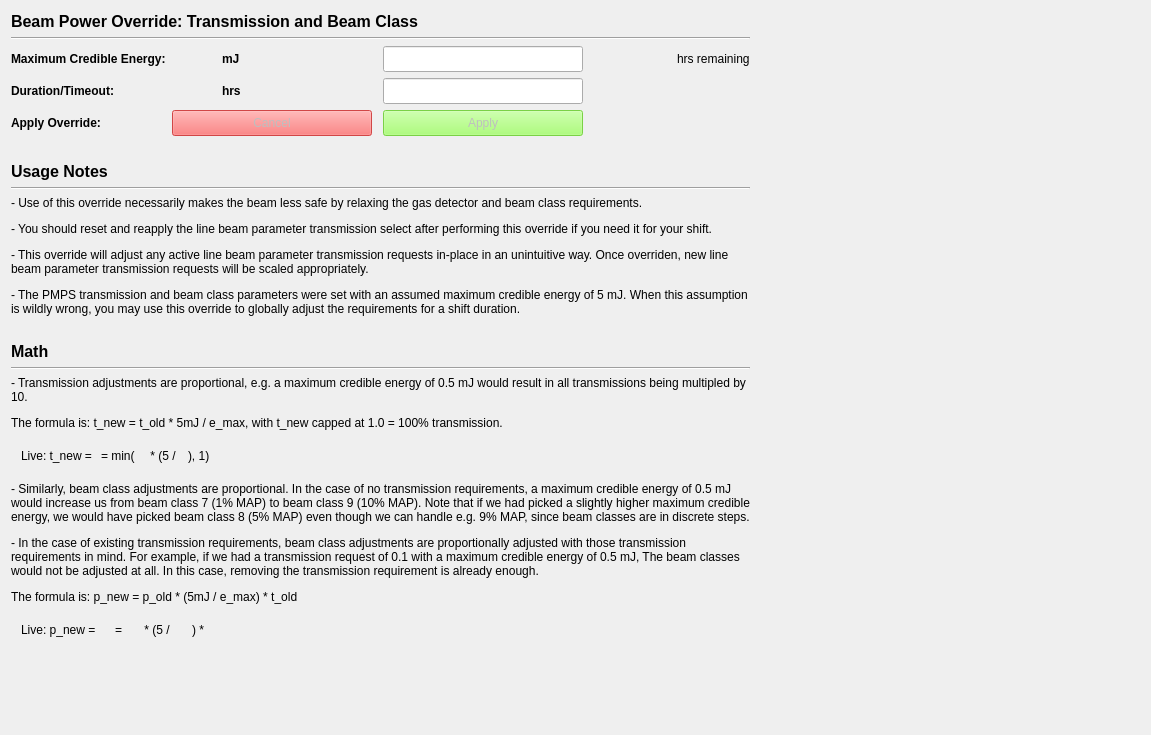
Above: pmpsui/ui/trans_override.ui from pcdshub/pmps-ui before the change. Below: the same form after it.
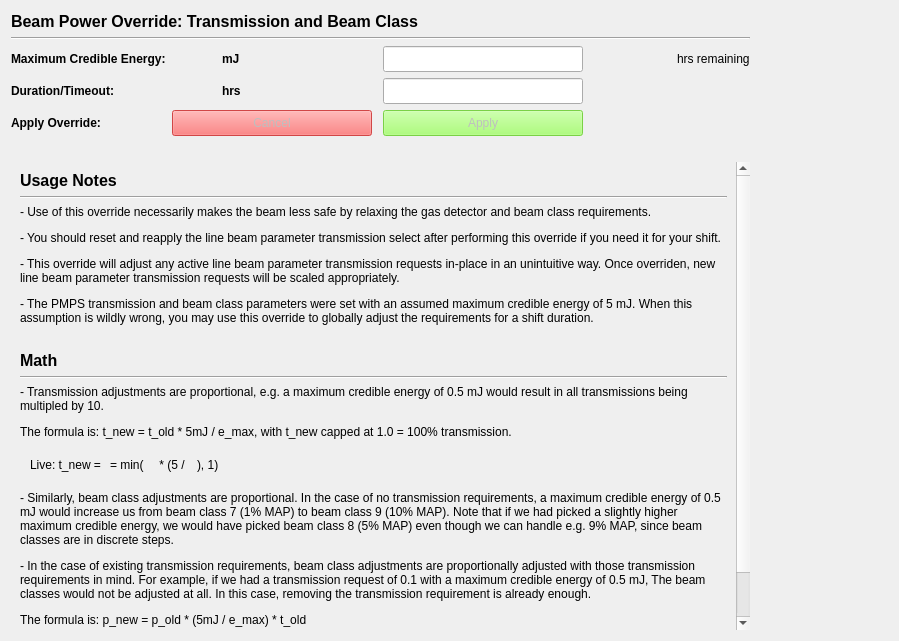
That is the form after the change. Custom widgets are drawn as their Qt base class.

Commit message: ENH: scrollbar

```diff
--- a/pmpsui/ui/trans_override.ui
+++ b/pmpsui/ui/trans_override.ui
@@ -6,8 +6,8 @@
    <rect>
     <x>0</x>
     <y>0</y>
-    <width>1151</width>
-    <height>735</height>
+    <width>899</width>
+    <height>641</height>
    </rect>
   </property>
   <property name="windowTitle">
@@ -31,23 +31,6 @@
      </property>
     </widget>
    </item>
-   <item row="10" column="0">
-    <widget class="QLabel" name="label_32">
-     <property name="font">
-      <font>
-       <pointsize>12</pointsize>
-       <weight>75</weight>
-       <bold>true</bold>
-      </font>
-     </property>
-     <property name="toolTip">
-      <string/>
-     </property>
-     <property name="text">
-      <string>Math</string>
-     </property>
-    </widget>
-   </item>
    <item row="2" column="2">
     <widget class="PyDMLineEdit" name="jf_cred_energy_set">
      <property name="sizePolicy">
@@ -94,59 +77,6 @@
      </property>
     </widget>
    </item>
-   <item row="6" column="0">
-    <widget class="QLabel" name="label_31">
-     <property name="font">
-      <font>
-       <pointsize>12</pointsize>
-       <weight>75</weight>
-       <bold>true</bold>
-      </font>
-     </property>
-     <property name="toolTip">
-      <string/>
-     </property>
-     <property name="text">
-      <string>Usage Notes</string>
-     </property>
-    </widget>
-   </item>
-   <item row="17" column="0">
-    <spacer name="verticalSpacer">
-     <property name="orientation">
-      <enum>Qt::Vertical</enum>
-     </property>
-     <property name="sizeHint" stdset="0">
-      <size>
-       <width>20</width>
-       <height>40</height>
-      </size>
-     </property>
-    </spacer>
-   </item>
-   <item row="9" column="0">
-    <spacer name="horizontalSpacer_6">
-     <property name="orientation">
-      <enum>Qt::Horizontal</enum>
-     </property>
-     <property name="sizeType">
-      <enum>QSizePolicy::Fixed</enum>
-     </property>
-     <property name="sizeHint" stdset="0">
-      <size>
-       <width>40</width>
-       <height>20</height>
-      </size>
-     </property>
-    </spacer>
-   </item>
-   <item row="7" column="0" colspan="4">
-    <widget class="Line" name="line_2">
-     <property name="orientation">
-      <enum>Qt::Horizontal</enum>
-     </property>
-    </widget>
-   </item>
    <item row="4" column="0">
     <widget class="QLabel" name="label_24">
      <property name="font">
@@ -163,13 +93,6 @@
      </property>
     </widget>
    </item>
-   <item row="12" column="0" colspan="4">
-    <widget class="Line" name="line_3">
-     <property name="orientation">
-      <enum>Qt::Horizontal</enum>
-     </property>
-    </widget>
-   </item>
    <item row="0" column="4">
     <spacer name="horizontalSpacer">
      <property name="orientation">
@@ -271,16 +194,6 @@
      </item>
     </layout>
    </item>
-   <item row="13" column="0" colspan="4">
-    <widget class="QLabel" name="label_2">
-     <property name="text">
-      <string>&lt;html&gt;&lt;head/&gt;&lt;body&gt;&lt;p&gt;- Transmission adjustments are proportional, e.g. a maximum credible energy of 0.5 mJ would result in all transmissions being multipled by 10.&lt;/p&gt;&lt;p&gt;The formula is: t_new = t_old * 5mJ / e_max, with t_new capped at 1.0 = 100% transmission.&lt;/p&gt;&lt;/body&gt;&lt;/html&gt;</string>
-     </property>
-     <property name="wordWrap">
-      <bool>true</bool>
-     </property>
-    </widget>
-   </item>
    <item row="3" column="1">
     <layout class="QHBoxLayout" name="horizontalLayout_9">
      <property name="spacing">
@@ -369,32 +282,6 @@
      </item>
     </layout>
    </item>
-   <item row="15" column="0" colspan="4">
-    <widget class="QLabel" name="label_3">
-     <property name="text">
-      <string>&lt;html&gt;&lt;head/&gt;&lt;body&gt;&lt;p&gt;- Similarly, beam class adjustments are proportional. In the case of no transmission requirements, a maximum credible energy of 0.5 mJ would increase us from beam class 7 (1% MAP) to beam class 9 (10% MAP). Note that if we had picked a slightly higher maximum credible energy, we would have picked beam class 8 (5% MAP) even though we can handle e.g. 9% MAP, since beam classes are in discrete steps.&lt;/p&gt;&lt;p&gt;- In the case of existing transmission requirements, beam class adjustments are proportionally adjusted with those transmission requirements in mind. For example, if we had a transmission request of 0.1 with a maximum credible energy of 0.5 mJ, The beam classes would not be adjusted at all. In this case, removing the transmission requirement is already enough.&lt;/p&gt;&lt;p&gt;The formula is: p_new = p_old * (5mJ / e_max) * t_old&lt;/p&gt;&lt;/body&gt;&lt;/html&gt;</string>
-     </property>
-     <property name="wordWrap">
-      <bool>true</bool>
-     </property>
-    </widget>
-   </item>
-   <item row="5" column="0">
-    <spacer name="horizontalSpacer_5">
-     <property name="orientation">
-      <enum>Qt::Horizontal</enum>
-     </property>
-     <property name="sizeType">
-      <enum>QSizePolicy::Fixed</enum>
-     </property>
-     <property name="sizeHint" stdset="0">
-      <size>
-       <width>40</width>
-       <height>20</height>
-      </size>
-     </property>
-    </spacer>
-   </item>
    <item row="1" column="0" colspan="4">
     <widget class="Line" name="line">
      <property name="orientation">
@@ -651,7 +538,118 @@
      </property>
     </widget>
    </item>
-   <item row="14" column="0" colspan="4">
+   <item row="8" column="0" colspan="4">
+    <widget class="QScrollArea" name="scrollArea">
+     <property name="frameShape">
+      <enum>QFrame::NoFrame</enum>
+     </property>
+     <property name="frameShadow">
+      <enum>QFrame::Plain</enum>
+     </property>
+     <property name="lineWidth">
+      <number>0</number>
+     </property>
+     <property name="horizontalScrollBarPolicy">
+      <enum>Qt::ScrollBarAlwaysOff</enum>
+     </property>
+     <property name="widgetResizable">
+      <bool>true</bool>
+     </property>
+     <widget class="QWidget" name="scrollAreaWidgetContents_2">
+      <property name="geometry">
+       <rect>
+        <x>0</x>
+        <y>0</y>
+        <width>1097</width>
+        <height>507</height>
+       </rect>
+      </property>
+      <layout class="QVBoxLayout" name="verticalLayout">
+       <item>
+        <widget class="QLabel" name="label_31">
+         <property name="font">
+          <font>
+           <pointsize>12</pointsize>
+           <weight>75</weight>
+           <bold>true</bold>
+          </font>
+         </property>
+         <property name="toolTip">
+          <string/>
+         </property>
+         <property name="text">
+          <string>Usage Notes</string>
+         </property>
+        </widget>
+       </item>
+       <item>
+        <widget class="Line" name="line_2">
+         <property name="orientation">
+          <enum>Qt::Horizontal</enum>
+         </property>
+        </widget>
+       </item>
+       <item>
+        <widget class="QLabel" name="label">
+         <property name="text">
+          <string>&lt;html&gt;&lt;head/&gt;&lt;body&gt;&lt;p&gt;- Use of this override necessarily makes the beam less safe by relaxing the gas detector and beam class requirements.&lt;/p&gt;&lt;p&gt;- You should reset and reapply the line beam parameter transmission select after performing this override if you need it for your shift.&lt;/p&gt;&lt;p&gt;- This override will adjust any active line beam parameter transmission requests in-place in an unintuitive way. Once overriden, new line beam parameter transmission requests will be scaled appropriately.&lt;/p&gt;&lt;p&gt;- The PMPS transmission and beam class parameters were set with an assumed maximum credible energy of 5 mJ. When this assumption is wildly wrong, you may use this override to globally adjust the requirements for a shift duration.&lt;/p&gt;&lt;/body&gt;&lt;/html&gt;</string>
+         </property>
+         <property name="wordWrap">
+          <bool>true</bool>
+         </property>
+        </widget>
+       </item>
+       <item>
+        <spacer name="horizontalSpacer_6">
+         <property name="orientation">
+          <enum>Qt::Horizontal</enum>
+         </property>
+         <property name="sizeType">
+          <enum>QSizePolicy::Fixed</enum>
+         </property>
+         <property name="sizeHint" stdset="0">
+          <size>
+           <width>40</width>
+           <height>20</height>
+          </size>
+         </property>
+        </spacer>
+       </item>
+       <item>
+        <widget class="QLabel" name="label_32">
+         <property name="font">
+          <font>
+           <pointsize>12</pointsize>
+           <weight>75</weight>
+           <bold>true</bold>
+          </font>
+         </property>
+         <property name="toolTip">
+          <string/>
+         </property>
+         <property name="text">
+          <string>Math</string>
+         </property>
+        </widget>
+       </item>
+       <item>
+        <widget class="Line" name="line_3">
+         <property name="orientation">
+          <enum>Qt::Horizontal</enum>
+         </property>
+        </widget>
+       </item>
+       <item>
+        <widget class="QLabel" name="label_2">
+         <property name="text">
+          <string>&lt;html&gt;&lt;head/&gt;&lt;body&gt;&lt;p&gt;- Transmission adjustments are proportional, e.g. a maximum credible energy of 0.5 mJ would result in all transmissions being multipled by 10.&lt;/p&gt;&lt;p&gt;The formula is: t_new = t_old * 5mJ / e_max, with t_new capped at 1.0 = 100% transmission.&lt;/p&gt;&lt;/body&gt;&lt;/html&gt;</string>
+         </property>
+         <property name="wordWrap">
+          <bool>true</bool>
+         </property>
+        </widget>
+       </item>
+       <item>
     <layout class="QHBoxLayout" name="horizontalLayout">
      <property name="spacing">
       <number>1</number>
@@ -825,7 +823,17 @@
      </item>
     </layout>
    </item>
-   <item row="16" column="0" colspan="4">
+       <item>
+        <widget class="QLabel" name="label_3">
+         <property name="text">
+          <string>&lt;html&gt;&lt;head/&gt;&lt;body&gt;&lt;p&gt;- Similarly, beam class adjustments are proportional. In the case of no transmission requirements, a maximum credible energy of 0.5 mJ would increase us from beam class 7 (1% MAP) to beam class 9 (10% MAP). Note that if we had picked a slightly higher maximum credible energy, we would have picked beam class 8 (5% MAP) even though we can handle e.g. 9% MAP, since beam classes are in discrete steps.&lt;/p&gt;&lt;p&gt;- In the case of existing transmission requirements, beam class adjustments are proportionally adjusted with those transmission requirements in mind. For example, if we had a transmission request of 0.1 with a maximum credible energy of 0.5 mJ, The beam classes would not be adjusted at all. In this case, removing the transmission requirement is already enough.&lt;/p&gt;&lt;p&gt;The formula is: p_new = p_old * (5mJ / e_max) * t_old&lt;/p&gt;&lt;/body&gt;&lt;/html&gt;</string>
+         </property>
+         <property name="wordWrap">
+          <bool>true</bool>
+         </property>
+        </widget>
+       </item>
+       <item>
     <layout class="QHBoxLayout" name="horizontalLayout_2">
      <property name="leftMargin">
       <number>10</number>
@@ -1042,14 +1050,8 @@
      </item>
     </layout>
    </item>
-   <item row="8" column="0" colspan="4">
-    <widget class="QLabel" name="label">
-     <property name="text">
-      <string>&lt;html&gt;&lt;head/&gt;&lt;body&gt;&lt;p&gt;- Use of this override necessarily makes the beam less safe by relaxing the gas detector and beam class requirements.&lt;/p&gt;&lt;p&gt;- You should reset and reapply the line beam parameter transmission select after performing this override if you need it for your shift.&lt;/p&gt;&lt;p&gt;- This override will adjust any active line beam parameter transmission requests in-place in an unintuitive way. Once overriden, new line beam parameter transmission requests will be scaled appropriately.&lt;/p&gt;&lt;p&gt;- The PMPS transmission and beam class parameters were set with an assumed maximum credible energy of 5 mJ. When this assumption is wildly wrong, you may use this override to globally adjust the requirements for a shift duration.&lt;/p&gt;&lt;/body&gt;&lt;/html&gt;</string>
-     </property>
-     <property name="wordWrap">
-      <bool>true</bool>
-     </property>
+      </layout>
+     </widget>
     </widget>
    </item>
    <item row="4" column="2">
@@ -1119,6 +1121,22 @@
      </property>
     </widget>
    </item>
+   <item row="5" column="0">
+    <spacer name="horizontalSpacer_5">
+     <property name="orientation">
+      <enum>Qt::Horizontal</enum>
+     </property>
+     <property name="sizeType">
+      <enum>QSizePolicy::Fixed</enum>
+     </property>
+     <property name="sizeHint" stdset="0">
+      <size>
+       <width>40</width>
+       <height>20</height>
+      </size>
+     </property>
+    </spacer>
+   </item>
    <item row="2" column="0">
     <widget class="QLabel" name="label_22">
      <property name="font">
```
Lines whose indentation alone changed are shown as unchanged.
